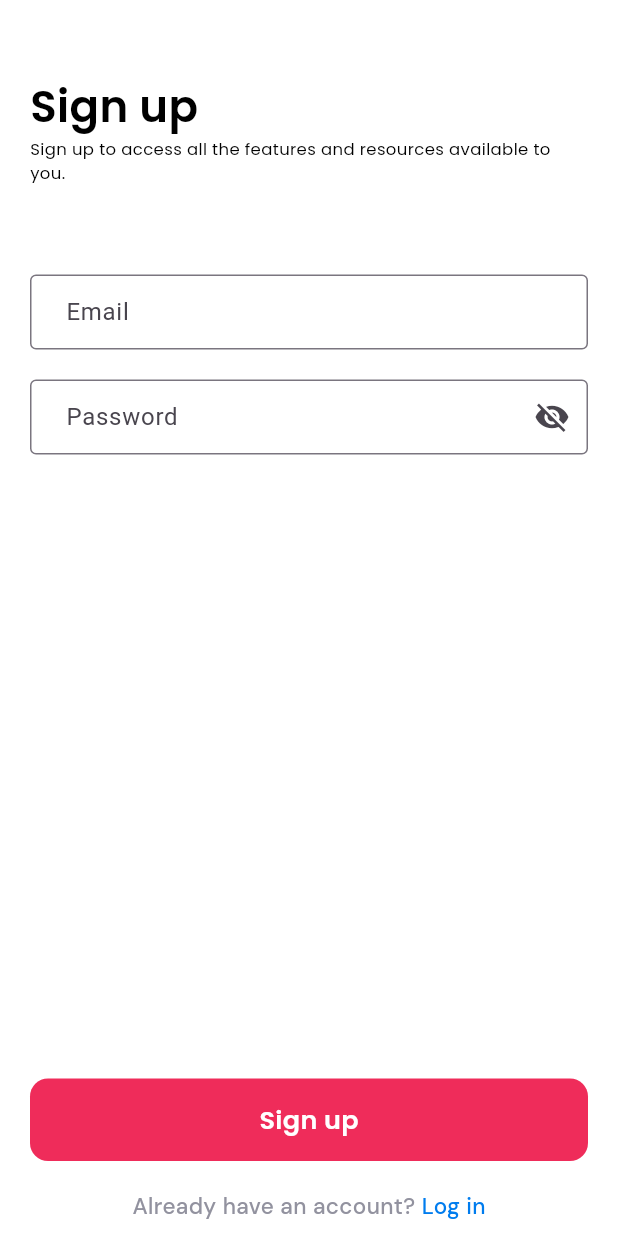
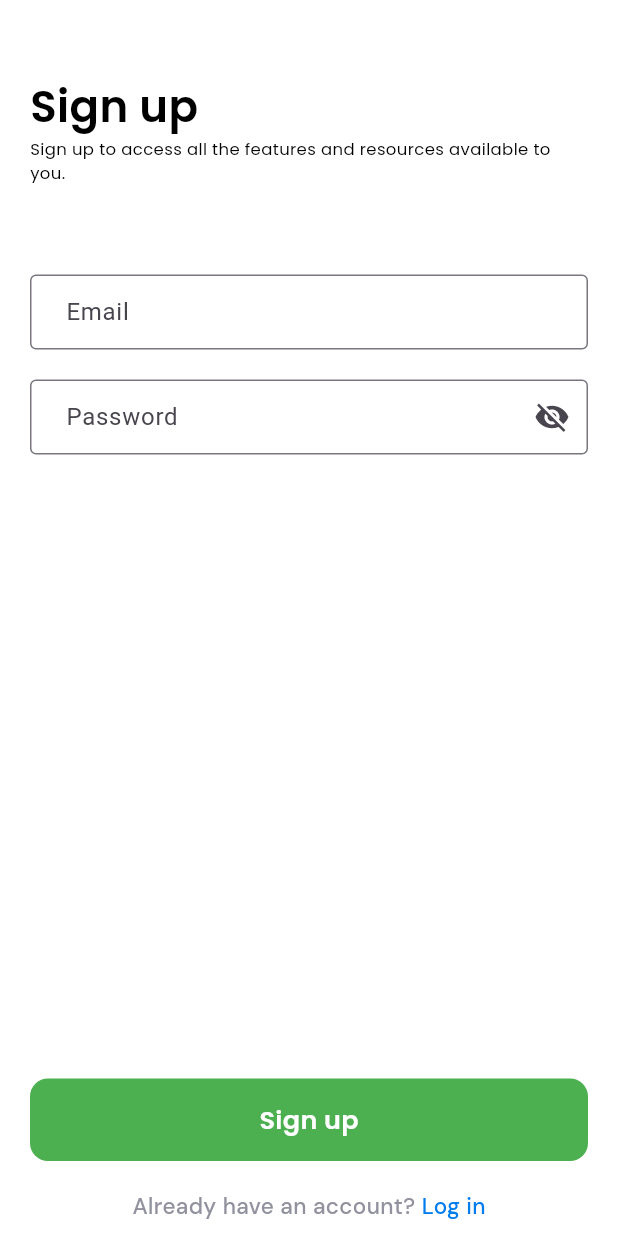
Before and after one commit to Collins-01/LearnLeap-Mobile, a Flutter app: the SignUpView screen opened directly, on a phone screen of 412 x 824 dp. Run offline on Flutter 3.47's test engine with Material 2 defaults, Android fonts, the light colour scheme and no system bars; our stand-ins replace dio, flutter_riverpod, flutter_secure_storage, flutter_spinkit, freezed_annotation, google_fonts; missing offline and left inert: flutter_flushbar; accounts and stored records are empty.

Commit message:
Added primary color

```diff
--- a/lib/core/domain/app/app.domain.dart
+++ b/lib/core/domain/app/app.domain.dart
@@ -5,8 +5,10 @@ import 'package:learn_leap/core/domain/app/app.domain.interface.dart';
 class AppDomainImpl extends IAppDomain {
   @override
   Future<void> init({VoidCallback? onSuccess, VoidCallback? onFailure}) async {
+    await Future.delayed(const Duration(seconds: 2));
     //* Check if it's first time
     // * Check if user exists on the device
+    onSuccess?.call();
   }
 }
 
--- a/lib/main.dart
+++ b/lib/main.dart
@@ -1,5 +1,6 @@
 import 'package:flutter/material.dart';
 import 'package:flutter_riverpod/flutter_riverpod.dart';
+import 'package:learn_leap/navigations/navigations.dart';
 import 'package:learn_leap/views/splash_screen.dart';
 
 void main() {
@@ -19,6 +20,8 @@ class MyApp extends StatelessWidget {
         useMaterial3: true,
       ),
       home: const SplashScreenView(),
+      navigatorKey: NavigationService.instance.navigatorKey,
+      onGenerateRoute: RouteGenerators.generateRoutes,
     );
   }
 }
--- a/lib/utils/app_colors.dart
+++ b/lib/utils/app_colors.dart
@@ -1,7 +1,7 @@
 import 'package:flutter/material.dart';
 
 class AppColors {
-  static Color primaryColor = const Color(0xffEF2C5A);
+  static Color primaryColor = const Color(0xff4CAF50);
   // Color(0xffFF5A5F);
   static Color textColor = const Color(0xff000000);
   static Color textFieldColor = const Color(0xffD9D9D9).withOpacity(.5);
```
Also changed, not shown: lib/views/splash_screen.dart (+10 -2 lines), 4 other files.
